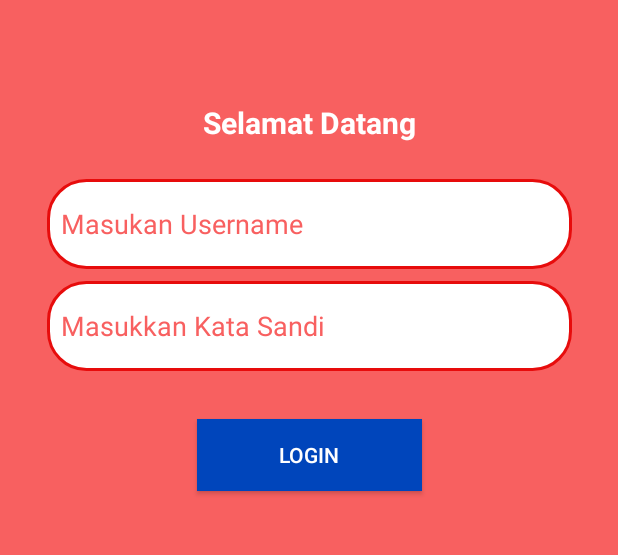
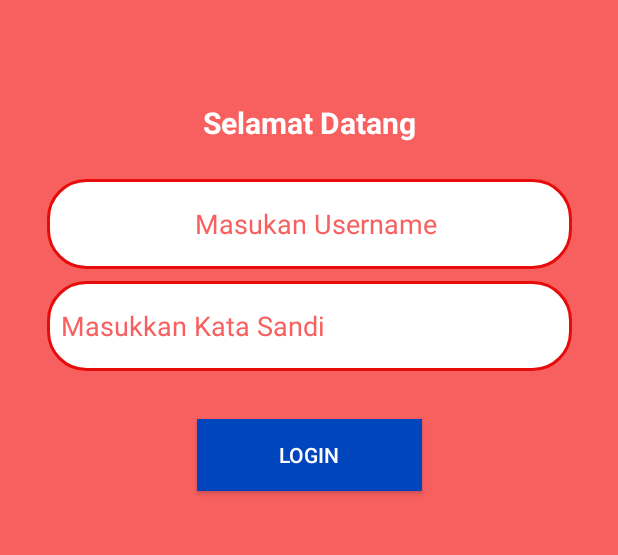
Before and after one commit to merilianacandra/kp_polda, an Android app: the screen it shows after launch (LoginActivity), on a phone screen of 412 x 824 dp, the part 396-951 px from its top. Run offline under Robolectric (Android 15) with nearby library versions, the phone set to English and light mode, and no system bars; our stand-ins replace Volley.

Commit message:
Merge branch 'master' of https://github.com/merilianacandra/kp_polda
# Conflicts:
#	app/build.gradle

```diff
--- a/app/src/main/res/layout/activity_login.xml
+++ b/app/src/main/res/layout/activity_login.xml
@@ -50,6 +50,7 @@
             android:ems="10"
             android:background="@drawable/gradient_background2"
             android:inputType="textEmailAddress"
+            android:textAlignment="center"
             android:hint="  Masukan Username"
             android:textColorHint="#F86060"
             app:layout_constraintEnd_toEndOf="parent"
@@ -63,6 +64,7 @@
             android:layout_marginTop="8dp"
             android:ems="10"
             android:inputType="textPassword"
+            android:textAlignment="gravity"
             android:hint="  Masukkan Kata Sandi"
             android:background="@drawable/gradient_background2"
             android:textColorHint="#F86060"
```
